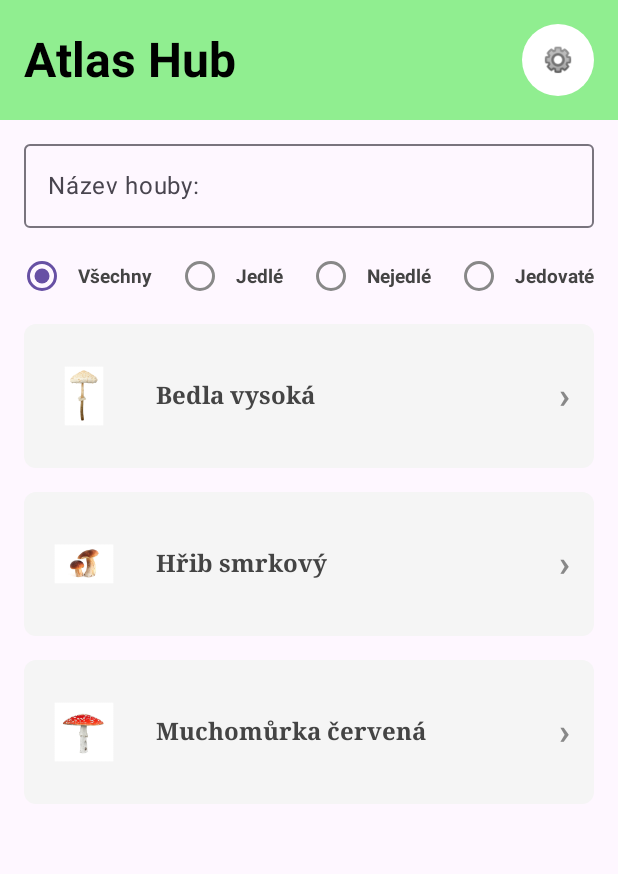
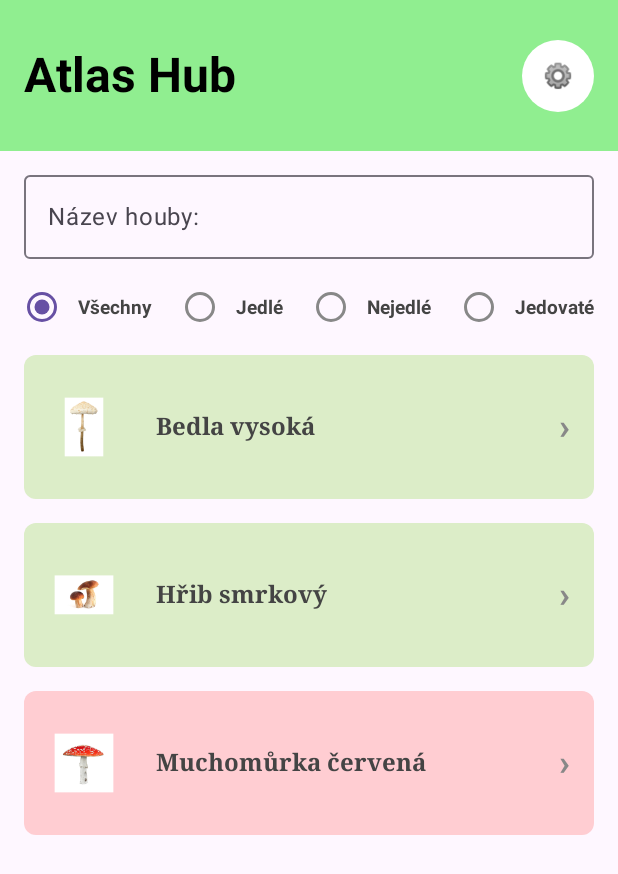
Before and after one commit to thematycer/gribki, an Android app built with Jetpack Compose: the screen it shows after launch (MainActivity), on a phone screen of 412 x 824 dp. Shown: the top 874 px of the screen. Run offline under Robolectric (Android 15) with nearby library versions, the phone set to English and light mode, and no system bars; our stand-ins replace Room's generated code.

Commit message:
Highlight mushroom based on its edibility

```diff
--- a/gribki/app/src/main/java/com/nprg056/gribki/MushroomsScreen.kt
+++ b/gribki/app/src/main/java/com/nprg056/gribki/MushroomsScreen.kt
@@ -17,29 +17,19 @@ import androidx.compose.material3.RadioButton
 import androidx.compose.material3.Scaffold
 import androidx.compose.material3.Text
 import androidx.compose.runtime.Composable
-import androidx.compose.runtime.mutableStateOf
-import androidx.compose.runtime.saveable.rememberSaveable
 import androidx.compose.ui.Alignment
 import androidx.compose.ui.Modifier
 import androidx.compose.ui.graphics.Color
 import androidx.compose.ui.unit.sp
 import androidx.compose.ui.text.font.FontWeight
 import androidx.compose.ui.text.font.FontFamily
-import androidx.compose.ui.text.TextStyle
 import androidx.compose.foundation.shape.RoundedCornerShape
 import androidx.compose.material3.RadioButtonDefaults
-import androidx.compose.material3.TextFieldDefaults
-import androidx.compose.material3.TopAppBar
-import androidx.compose.material3.MaterialTheme
-import androidx.compose.material3.Shapes
-import androidx.compose.material3.Typography
 import androidx.compose.ui.unit.dp
 import androidx.compose.foundation.Image
 import androidx.compose.foundation.layout.navigationBarsPadding
 import androidx.compose.foundation.layout.size
 import androidx.compose.foundation.layout.statusBarsPadding
-import androidx.compose.foundation.layout.WindowInsets
-import androidx.compose.material3.ExperimentalMaterial3Api
 import androidx.compose.material3.Slider
 import androidx.compose.ui.res.painterResource
 
@@ -70,13 +60,16 @@ fun MushroomScreen(
                         verticalAlignment = Alignment.CenterVertically,
                         modifier = Modifier.fillMaxWidth()
                     ) {
+                        // heading
                         Text(
                             text = "Atlas Hub",
                             color = Color.Black,
                             fontSize = (state.fontSize * 2).sp,
                             fontWeight = FontWeight.Bold,
-                            modifier = Modifier.weight(1f)
+                            modifier = Modifier.weight(1f).padding(vertical = 15.dp)
                         )
+
+                        // settings button
                         Box(
                             modifier = Modifier
                                 .size(48.dp)
@@ -94,6 +87,7 @@ fun MushroomScreen(
                 }
             }
 
+            // search bar
             item {
                 OutlinedTextField(
                     value = state.searchedName,
@@ -105,6 +99,8 @@ fun MushroomScreen(
                         .fillMaxWidth()
                         .padding(horizontal = 16.dp, vertical = 8.dp)
                 )
+
+                // mushroom edibility radio button
                 Row(
                     modifier = Modifier
                         .fillMaxWidth()
@@ -151,12 +147,19 @@ fun MushroomScreen(
                 }
             }
 
+            // mushroom list
             items(state.mushrooms) { mushroom ->
+                val highlightColor = when {
+                    mushroom.usage.toString().contains("jedla", ignoreCase = true) -> Color(0xFFDCEDC8)
+                    mushroom.usage.toString().contains("nejedla", ignoreCase = true) -> Color(0xFFFFE0B2)
+                    mushroom.usage.toString().contains("jedovata", ignoreCase = true) -> Color(0xFFFFCDD2)
+                    else -> Color(0xFFF5F5F5)
+                }
                 Box(
                     modifier = Modifier
                         .fillMaxWidth()
                         .padding(horizontal = 16.dp, vertical = 8.dp)
-                        .background(Color(0xFFF5F5F5), RoundedCornerShape(8.dp))
+                        .background(highlightColor, RoundedCornerShape(8.dp))
                         .clickable { onMushroomClick(mushroom.id) }
                         .padding(8.dp)
                 ) {
```
